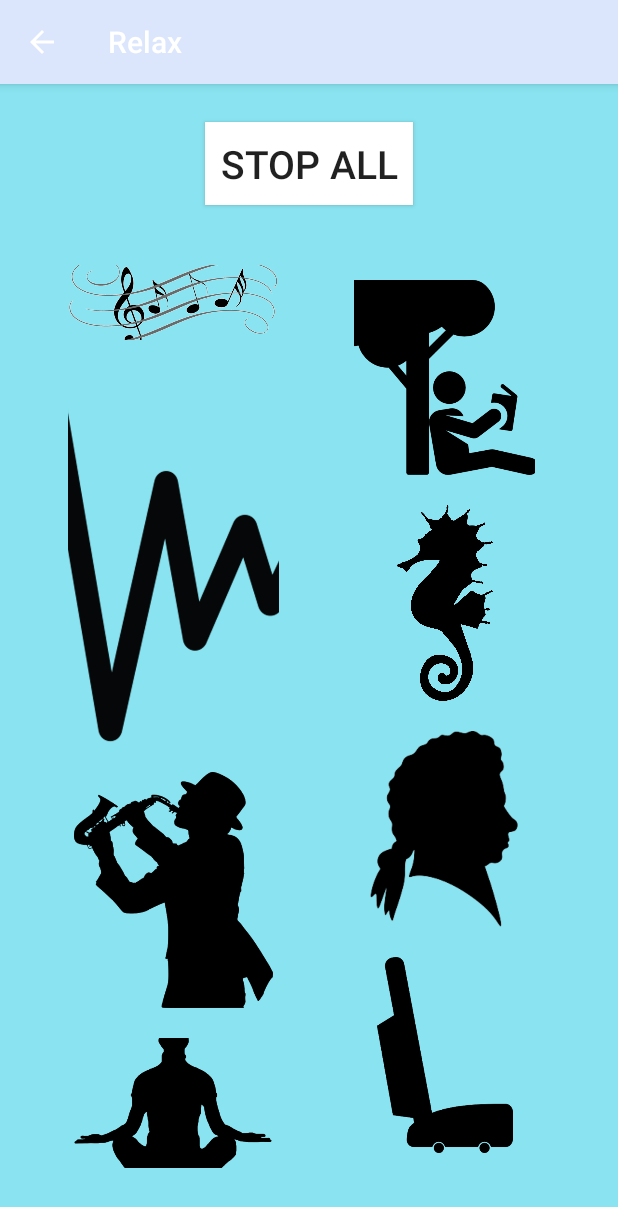
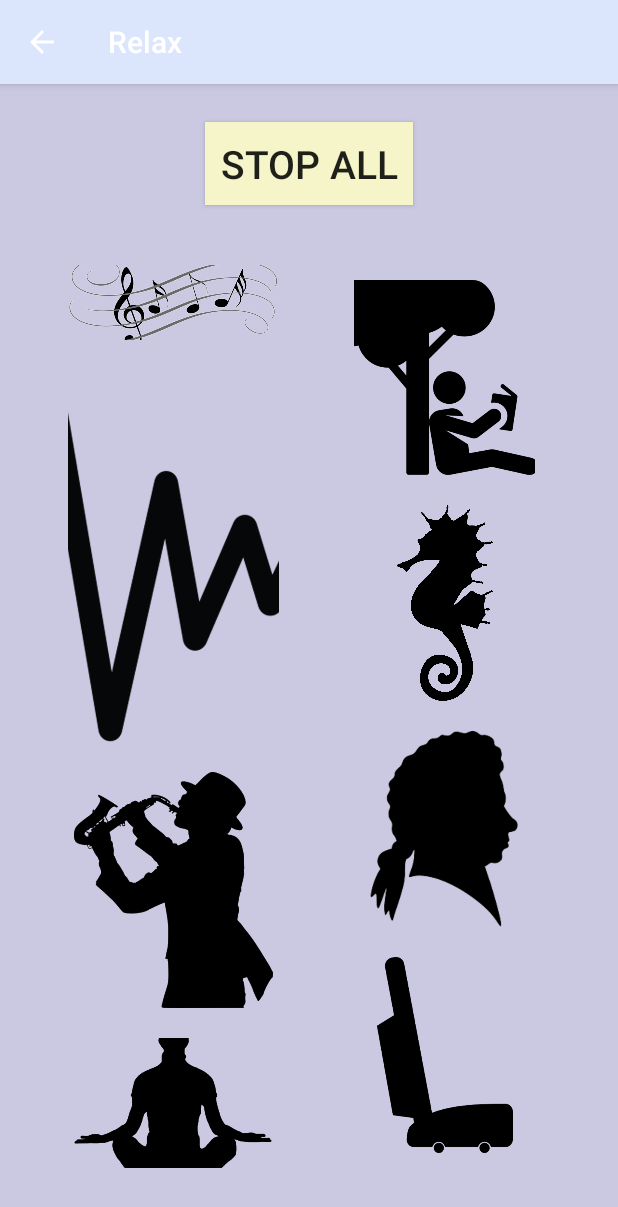
Before and after one commit to hamiltona21/RelaxReferReflect, an Android app: the RelaxActivity screen opened directly, with no data from a screen before it, on a phone screen of 412 x 824 dp. Shown: the top 1207 px of the screen. Run offline under Robolectric (Android 15) with nearby library versions, the phone set to English and light mode, and no system bars.

Commit message:
sixth commit

```diff
--- a/app/src/main/res/layout/activity_relax.xml
+++ b/app/src/main/res/layout/activity_relax.xml
@@ -6,12 +6,12 @@
     android:layout_height="match_parent"
     tools:context=".MainActivity"
     android:padding="15dp"
-    android:background="#89e3f0">
+    android:background="@color/colorPrimaryDark">
     <Button
         android:layout_width="wrap_content"
         android:layout_height="wrap_content"
         android:text="@string/stop_all"
-        android:background="#FFFFFF"
+        android:background="@color/colorAccent"
         android:layout_margin="10dp"
         android:textSize="26sp"
         android:layout_centerHorizontal="true"
@@ -21,7 +21,7 @@
 <LinearLayout
     android:layout_below="@id/stop"
     android:orientation="horizontal"
-    android:background="#89e3f0"
+    android:background="@color/colorPrimaryDark"
     android:layout_margin="10dp"
     android:layout_height="wrap_content"
     android:layout_width="match_parent">
@@ -37,7 +37,7 @@
             android:layout_weight="1"
             android:scaleType="centerCrop"
             android:src="@drawable/upbeat"
-            android:background="#89e3f0"
+            android:background="@color/colorPrimaryDark"
             android:layout_margin="10dp"
             android:id="@+id/upbeat"/>
 
@@ -47,7 +47,7 @@
             android:layout_weight="1"
             android:scaleType="centerCrop"
             android:src="@drawable/frequency"
-            android:background="#89e3f0"
+            android:background="@color/colorPrimaryDark"
             android:layout_margin="10dp"
             android:id="@+id/frequency"/>
         <ImageButton
@@ -56,7 +56,7 @@
             android:layout_weight="1"
             android:scaleType="centerInside"
             android:src="@drawable/jazz"
-            android:background="#89e3f0"
+            android:background="@color/colorPrimaryDark"
             android:layout_margin="10dp"
             android:id="@+id/jazz"/>
         <ImageButton
@@ -65,7 +65,7 @@
             android:layout_weight="1"
             android:scaleType="centerCrop"
             android:src="@drawable/meditation"
-            android:background="#89e3f0"
+            android:background="@color/colorPrimaryDark"
             android:layout_margin="10dp"
             android:id="@+id/meditation"/>
 
@@ -84,7 +84,7 @@
             android:layout_height="match_parent"
             tools:context=".MainActivity"
             android:orientation="vertical"
-            android:background="#89e3f0"
+            android:background="@color/colorPrimaryDark"
             android:layout_margin="10dp">
             <ImageButton
                 android:layout_width="match_parent"
@@ -93,14 +93,14 @@
                 android:scaleType="centerCrop"
                 android:src="@drawable/nature"
                 android:layout_margin="10dp"
-                android:background="#89e3f0"
+                android:background="@color/colorPrimaryDark"
                 android:id="@+id/nature"/>
 
             <ImageButton
                 android:layout_width="match_parent"
                 android:layout_height="0dp"
                 android:layout_weight="1"
-                android:background="#89e3f0"
+                android:background="@color/colorPrimaryDark"
                 android:scaleType="centerInside"
                 android:src="@drawable/ocean"
                 android:layout_margin="10dp"
@@ -112,7 +112,7 @@
                 android:layout_weight="1"
                 android:scaleType="centerCrop"
                 android:src="@drawable/mozart"
-                android:background="#89e3f0"
+                android:background="@color/colorPrimaryDark"
                 android:layout_margin="10dp"
                 android:id="@+id/mozart"/>
             <ImageButton
@@ -121,7 +121,7 @@
                 android:layout_weight="1"
                 android:scaleType="centerInside"
                 android:src="@drawable/vacuum"
-                android:background="#89e3f0"
+                android:background="@color/colorPrimaryDark"
                 android:layout_margin="10dp"
                 android:id="@+id/vacuum"/>
         </LinearLayout>
```
